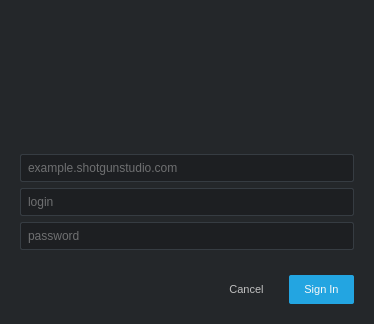
Before: the Qt Designer form python/tank_vendor/shotgun_authentication/resources/login_dialog.ui in shotgunsoftware/tk-core, drawn with Qt 5.
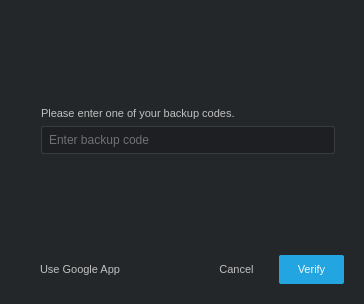
After: the same form once the commit is applied. The open tabs and pages were chosen to show the change. Icons and pictures are not drawn. Custom widgets are drawn as their Qt base class.

Patch:
```diff
--- a/python/tank_vendor/shotgun_authentication/resources/login_dialog.ui
+++ b/python/tank_vendor/shotgun_authentication/resources/login_dialog.ui
@@ -9,10 +9,16 @@
    <rect>
     <x>0</x>
     <y>0</y>
-    <width>374</width>
-    <height>324</height>
+    <width>364</width>
+    <height>304</height>
    </rect>
   </property>
+  <property name="minimumSize">
+   <size>
+    <width>364</width>
+    <height>296</height>
+   </size>
+  </property>
   <property name="styleSheet">
    <string notr="true">QWidget
 {
@@ -55,7 +61,7 @@
   <property name="modal">
    <bool>true</bool>
   </property>
-  <layout class="QVBoxLayout" name="verticalLayout_2" stretch="1,0,0,0,0,0">
+  <layout class="QVBoxLayout" name="verticalLayout_2" stretch="1,0">
    <property name="margin">
     <number>20</number>
    </property>
@@ -78,7 +84,7 @@
        <property name="maximumSize">
         <size>
          <width>250</width>
-         <height>150</height>
+         <height>72</height>
         </size>
        </property>
        <property name="text">
@@ -95,6 +101,34 @@
     </layout>
    </item>
    <item>
+    <widget class="QStackedWidget" name="stackedWidget">
+     <property name="minimumSize">
+      <size>
+       <width>324</width>
+       <height>172</height>
+      </size>
+     </property>
+     <property name="currentIndex">
+      <number>0</number>
+     </property>
+     <widget class="QWidget" name="login_page">
+      <layout class="QVBoxLayout" name="verticalLayout_3">
+       <property name="margin">
+        <number>0</number>
+       </property>
+       <item>
+        <widget class="QWidget" name="credentials" native="true">
+         <property name="minimumSize">
+          <size>
+           <width>0</width>
+           <height>126</height>
+          </size>
+         </property>
+         <layout class="QVBoxLayout" name="verticalLayout_7">
+          <property name="margin">
+           <number>0</number>
+          </property>
+          <item>
     <widget class="QLineEdit" name="site">
      <property name="minimumSize">
       <size>
@@ -145,7 +179,7 @@
       </sizepolicy>
      </property>
      <property name="text">
-      <string/>
+             <string>Please enter your credentials.</string>
      </property>
      <property name="alignment">
       <set>Qt::AlignLeading|Qt::AlignLeft|Qt::AlignVCenter</set>
@@ -159,7 +193,23 @@
     </widget>
    </item>
    <item>
-    <layout class="QHBoxLayout" name="button_layout" stretch="1,0,0">
+           <spacer name="verticalSpacer_3">
+            <property name="orientation">
+             <enum>Qt::Vertical</enum>
+            </property>
+            <property name="sizeHint" stdset="0">
+             <size>
+              <width>20</width>
+              <height>0</height>
+             </size>
+            </property>
+           </spacer>
+          </item>
+         </layout>
+        </widget>
+       </item>
+       <item>
+        <layout class="QHBoxLayout" name="button_layout" stretch="0,1,0,0">
      <property name="spacing">
       <number>10</number>
      </property>
@@ -205,6 +255,160 @@
         <string>Sign In</string>
        </property>
        <property name="autoDefault">
+            <bool>true</bool>
+           </property>
+           <property name="default">
+            <bool>true</bool>
+           </property>
+           <property name="flat">
+            <bool>true</bool>
+           </property>
+          </widget>
+         </item>
+        </layout>
+       </item>
+      </layout>
+     </widget>
+     <widget class="QWidget" name="_2fa_page">
+      <layout class="QVBoxLayout" name="verticalLayout_4">
+       <property name="margin">
+        <number>0</number>
+       </property>
+       <item>
+        <widget class="QWidget" name="credentials_2" native="true">
+         <property name="minimumSize">
+          <size>
+           <width>0</width>
+           <height>133</height>
+          </size>
+         </property>
+         <layout class="QHBoxLayout" name="horizontalLayout_2">
+          <property name="margin">
+           <number>0</number>
+          </property>
+          <item>
+           <widget class="QLabel" name="label">
+            <property name="minimumSize">
+             <size>
+              <width>86</width>
+              <height>0</height>
+             </size>
+            </property>
+            <property name="text">
+             <string/>
+            </property>
+            <property name="pixmap">
+             <pixmap resource="resources.qrc">:/google_authenticator/google_authenticator.png</pixmap>
+            </property>
+            <property name="alignment">
+             <set>Qt::AlignHCenter|Qt::AlignTop</set>
+            </property>
+           </widget>
+          </item>
+          <item>
+           <widget class="QWidget" name="widget_2" native="true">
+            <layout class="QVBoxLayout" name="verticalLayout">
+             <item>
+              <widget class="QLabel" name="_2fa_message">
+               <property name="sizePolicy">
+                <sizepolicy hsizetype="Preferred" vsizetype="Fixed">
+                 <horstretch>0</horstretch>
+                 <verstretch>0</verstretch>
+                </sizepolicy>
+               </property>
+               <property name="text">
+                <string>Please enter the code you received in the Google Authenticator app.</string>
+               </property>
+               <property name="alignment">
+                <set>Qt::AlignLeading|Qt::AlignLeft|Qt::AlignVCenter</set>
+               </property>
+               <property name="wordWrap">
+                <bool>true</bool>
+               </property>
+               <property name="margin">
+                <number>0</number>
+               </property>
+              </widget>
+             </item>
+             <item>
+              <widget class="QLineEdit" name="_2fa_code">
+               <property name="placeholderText">
+                <string>Enter code</string>
+               </property>
+              </widget>
+             </item>
+             <item>
+              <widget class="QLabel" name="invalid_code">
+               <property name="sizePolicy">
+                <sizepolicy hsizetype="Preferred" vsizetype="Fixed">
+                 <horstretch>0</horstretch>
+                 <verstretch>0</verstretch>
+                </sizepolicy>
+               </property>
+               <property name="text">
+                <string/>
+               </property>
+              </widget>
+             </item>
+             <item>
+              <spacer name="verticalSpacer_2">
+               <property name="orientation">
+                <enum>Qt::Vertical</enum>
+               </property>
+               <property name="sizeHint" stdset="0">
+                <size>
+                 <width>20</width>
+                 <height>40</height>
+                </size>
+               </property>
+              </spacer>
+             </item>
+            </layout>
+           </widget>
+          </item>
+         </layout>
+        </widget>
+       </item>
+       <item>
+        <layout class="QHBoxLayout" name="button_layout_2" stretch="0,0,0,0">
+         <property name="spacing">
+          <number>10</number>
+         </property>
+         <property name="leftMargin">
+          <number>5</number>
+         </property>
+         <item>
+          <widget class="QPushButton" name="use_backup">
+           <property name="text">
+            <string>Use backup code</string>
+           </property>
+           <property name="flat">
+            <bool>true</bool>
+           </property>
+          </widget>
+         </item>
+         <item>
+          <spacer name="_2fa_hspacer">
+           <property name="orientation">
+            <enum>Qt::Horizontal</enum>
+           </property>
+           <property name="sizeHint" stdset="0">
+            <size>
+             <width>40</width>
+             <height>20</height>
+            </size>
+           </property>
+          </spacer>
+         </item>
+         <item>
+          <widget class="QPushButton" name="cancel_tfa">
+           <property name="styleSheet">
+            <string notr="true"/>
+           </property>
+           <property name="text">
+            <string>Cancel</string>
+           </property>
+           <property name="autoDefault">
         <bool>false</bool>
        </property>
        <property name="default">
@@ -216,6 +420,184 @@
       </widget>
      </item>
     </layout>
+       </item>
+      </layout>
+     </widget>
+     <widget class="QWidget" name="backup_page">
+      <layout class="QVBoxLayout" name="verticalLayout_6">
+       <property name="margin">
+        <number>0</number>
+       </property>
+       <item>
+        <widget class="QWidget" name="credentials_3" native="true">
+         <property name="minimumSize">
+          <size>
+           <width>0</width>
+           <height>133</height>
+          </size>
+         </property>
+         <layout class="QHBoxLayout" name="horizontalLayout_3">
+          <property name="margin">
+           <number>0</number>
+          </property>
+          <item>
+           <widget class="QLabel" name="label_2">
+            <property name="text">
+             <string/>
+            </property>
+            <property name="pixmap">
+             <pixmap resource="resources.qrc">:/backup_codes/backup_codes_light_bg.png</pixmap>
+            </property>
+            <property name="alignment">
+             <set>Qt::AlignHCenter|Qt::AlignTop</set>
+            </property>
+           </widget>
+          </item>
+          <item>
+           <widget class="QWidget" name="widget_4" native="true">
+            <layout class="QVBoxLayout" name="verticalLayout_5">
+             <item>
+              <widget class="QLabel" name="_2fa_message_2">
+               <property name="sizePolicy">
+                <sizepolicy hsizetype="Preferred" vsizetype="Fixed">
+                 <horstretch>0</horstretch>
+                 <verstretch>0</verstretch>
+                </sizepolicy>
+               </property>
+               <property name="text">
+                <string>Please enter one of your backup codes.</string>
+               </property>
+               <property name="alignment">
+                <set>Qt::AlignLeading|Qt::AlignLeft|Qt::AlignVCenter</set>
+               </property>
+               <property name="wordWrap">
+                <bool>true</bool>
+               </property>
+               <property name="margin">
+                <number>0</number>
+               </property>
+              </widget>
+             </item>
+             <item>
+              <widget class="QLineEdit" name="backup_code">
+               <property name="text">
+                <string/>
+               </property>
+               <property name="placeholderText">
+                <string>Enter backup code</string>
+               </property>
+              </widget>
+             </item>
+             <item>
+              <widget class="QLabel" name="invalid_backup_code">
+               <property name="sizePolicy">
+                <sizepolicy hsizetype="Preferred" vsizetype="Fixed">
+                 <horstretch>0</horstretch>
+                 <verstretch>0</verstretch>
+                </sizepolicy>
+               </property>
+               <property name="text">
+                <string/>
+               </property>
+              </widget>
+             </item>
+             <item>
+              <spacer name="verticalSpacer">
+               <property name="orientation">
+                <enum>Qt::Vertical</enum>
+               </property>
+               <property name="sizeHint" stdset="0">
+                <size>
+                 <width>20</width>
+                 <height>40</height>
+                </size>
+               </property>
+              </spacer>
+             </item>
+            </layout>
+           </widget>
+          </item>
+         </layout>
+        </widget>
+       </item>
+       <item>
+        <layout class="QHBoxLayout" name="button_layout_3" stretch="0,0,0,0">
+         <property name="spacing">
+          <number>10</number>
+         </property>
+         <property name="leftMargin">
+          <number>5</number>
+         </property>
+         <item>
+          <widget class="QPushButton" name="use_app">
+           <property name="text">
+            <string>Use Google App</string>
+           </property>
+           <property name="autoDefault">
+            <bool>false</bool>
+           </property>
+           <property name="flat">
+            <bool>true</bool>
+           </property>
+          </widget>
+         </item>
+         <item>
+          <spacer name="backup_hspacer">
+           <property name="orientation">
+            <enum>Qt::Horizontal</enum>
+           </property>
+           <property name="sizeHint" stdset="0">
+            <size>
+             <width>40</width>
+             <height>20</height>
+            </size>
+           </property>
+          </spacer>
+         </item>
+         <item>
+          <widget class="QPushButton" name="cancel_backup">
+           <property name="text">
+            <string>Cancel</string>
+           </property>
+           <property name="autoDefault">
+            <bool>false</bool>
+           </property>
+           <property name="flat">
+            <bool>true</bool>
+           </property>
+          </widget>
+         </item>
+         <item>
+          <widget class="QPushButton" name="verify_backup">
+           <property name="minimumSize">
+            <size>
+             <width>65</width>
+             <height>0</height>
+            </size>
+           </property>
+           <property name="styleSheet">
+            <string notr="true">color: rgb(248, 248, 248);
+background-color: rgb(35, 165, 225);</string>
+           </property>
+           <property name="text">
+            <string>Verify</string>
+           </property>
+           <property name="autoDefault">
+            <bool>true</bool>
+           </property>
+           <property name="default">
+            <bool>true</bool>
+           </property>
+           <property name="flat">
+            <bool>true</bool>
+           </property>
+          </widget>
+         </item>
+        </layout>
+       </item>
+      </layout>
+     </widget>
+    </widget>
    </item>
   </layout>
  </widget>
```
Left out of the diff: 104 changed lines with no effect on the pictures. Lines whose indentation alone changed are shown as unchanged.
